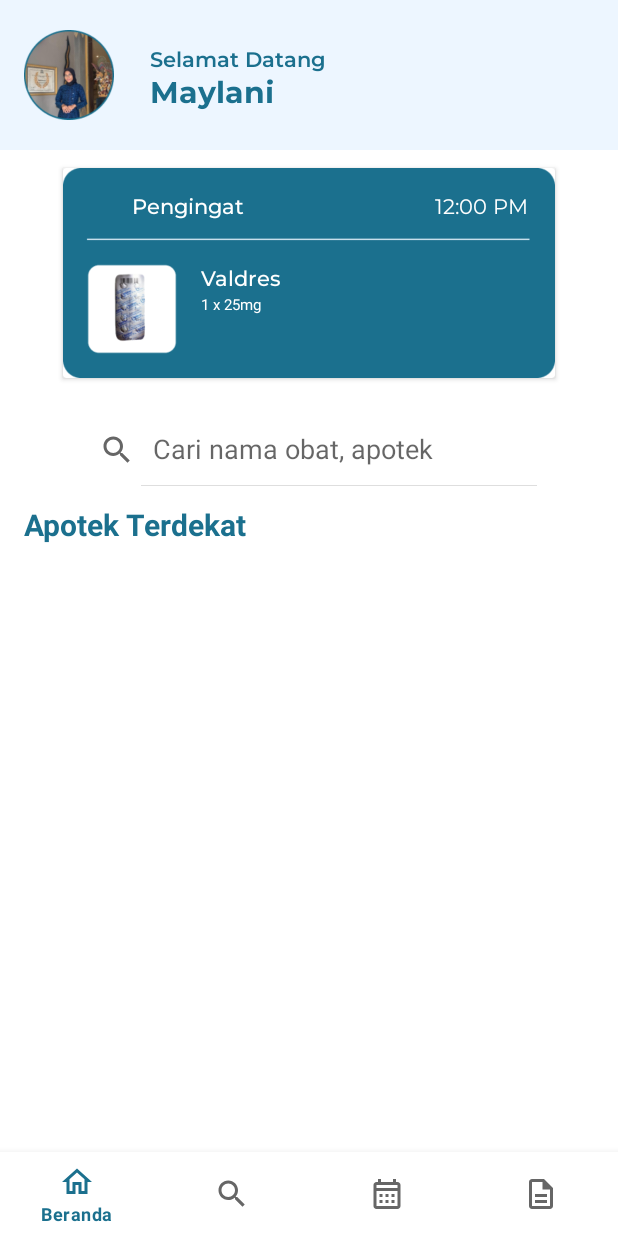
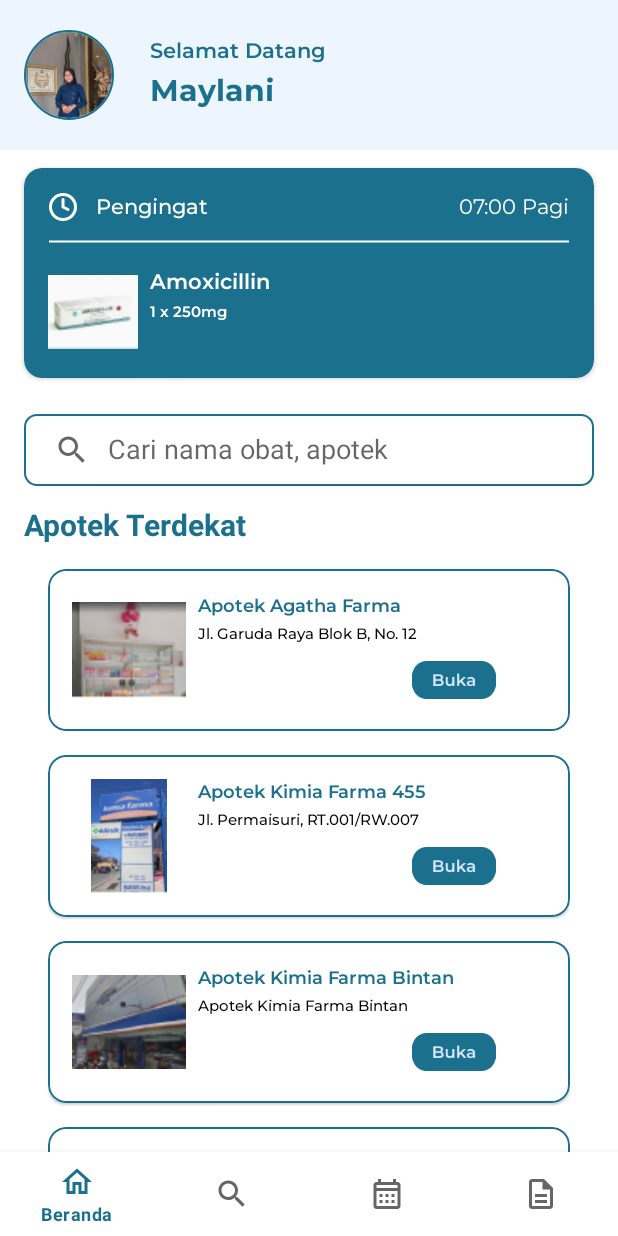
Before and after one commit to flanker0507/aplikasi-meddy, an Android app: the BerandaFragment screen opened directly, with no data from a screen before it, on a phone screen of 412 x 824 dp. Run offline under Robolectric (Android 15) with nearby library versions, the phone set to English and light mode, and no system bars; our stand-ins replace CircleImageView.

Commit message:
beranda layout hampir fix

```diff
--- a/app/build.gradle
+++ b/app/build.gradle
@@ -37,6 +37,7 @@ android {
 
 dependencies {
 
+    implementation 'de.hdodenhof:circleimageview:3.1.0'
     implementation 'androidx.core:core-ktx:1.7.0'
     implementation 'androidx.appcompat:appcompat:1.6.1'
     implementation 'com.google.android.material:material:1.8.0'
@@ -44,4 +45,5 @@ dependencies {
     testImplementation 'junit:junit:4.13.2'
     androidTestImplementation 'androidx.test.ext:junit:1.1.5'
     androidTestImplementation 'androidx.test.espresso:espresso-core:3.5.1'
+
 }
--- a/app/src/main/java/com/example/aplikasimeddy/BerandaFragment.kt
+++ b/app/src/main/java/com/example/aplikasimeddy/BerandaFragment.kt
@@ -65,7 +65,7 @@ class BerandaFragment : Fragment() {
                 }
             }
     }
-    fun OnViewCreated(view: View, savedInstanceState: Bundle?){
+    override fun onViewCreated(view: View, savedInstanceState: Bundle?){
         super.onViewCreated(view, savedInstanceState)
         dataInitialize()
         val layoutManager = LinearLayoutManager(context)
@@ -74,6 +74,7 @@ class BerandaFragment : Fragment() {
         recyclerView.setHasFixedSize(true)
         adapter = ApotekTerdekatAdapter(apotekArrayList)
         recyclerView.adapter = adapter
+
     }
 
     private fun dataInitialize(){
--- /dev/null
+++ b/app/src/main/res/drawable/bg_sv_beranda.xml
@@ -0,0 +1,11 @@
+<?xml version="1.0" encoding="utf-8"?>
+<shape xmlns:android="http://schemas.android.com/apk/res/android"
+    android:shape="rectangle">
+    <solid android:color="@color/white"/>
+    <corners
+        android:radius="8dp"/>
+    <stroke
+        android:color="@color/primary"
+        android:width="1dp"/>
+
+</shape>
--- /dev/null
+++ b/app/src/main/res/drawable/clock.xml
@@ -0,0 +1,24 @@
+<vector xmlns:android="http://schemas.android.com/apk/res/android"
+    android:width="20dp"
+    android:height="20dp"
+    android:viewportWidth="20"
+    android:viewportHeight="20">
+  <group>
+    <clip-path
+        android:pathData="M0,0h20v20h-20z"/>
+    <path
+        android:pathData="M9.999,18.333C14.602,18.333 18.333,14.602 18.333,10C18.333,5.397 14.602,1.666 9.999,1.666C5.397,1.666 1.666,5.397 1.666,10C1.666,14.602 5.397,18.333 9.999,18.333Z"
+        android:strokeLineJoin="round"
+        android:strokeWidth="2"
+        android:fillColor="#00000000"
+        android:strokeColor="#ffffff"
+        android:strokeLineCap="round"/>
+    <path
+        android:pathData="M10,5V10L13.333,11.667"
+        android:strokeLineJoin="round"
+        android:strokeWidth="2"
+        android:fillColor="#00000000"
+        android:strokeColor="#ffffff"
+        android:strokeLineCap="round"/>
+  </group>
+</vector>
--- /dev/null
+++ b/app/src/main/res/drawable/line.xml
@@ -0,0 +1,9 @@
+<?xml version="1.0" encoding="utf-8"?>
+<shape xmlns:android="http://schemas.android.com/apk/res/android"
+    android:shape="line">
+    <stroke
+        android:width="1dp"
+        android:color="@color/white"/>
+    <size
+        android:height="2dp"/>
+</shape>
--- a/app/src/main/res/layout/fragment_beranda.xml
+++ b/app/src/main/res/layout/fragment_beranda.xml
@@ -6,129 +6,173 @@
     android:layout_height="match_parent"
     tools:context=".BerandaFragment">
 
-    <FrameLayout
+    <androidx.constraintlayout.widget.ConstraintLayout
         android:id="@+id/bg_frame_ice_blue"
         android:layout_width="match_parent"
         android:layout_height="100dp"
-        android:background="@drawable/img_bg_ice_blue"
+        android:background="@color/soft_ice_blue"
         app:layout_constraintStart_toStartOf="parent"
         app:layout_constraintTop_toTopOf="parent"
         app:layout_constraintEnd_toEndOf="parent">
 
+        <!--start profile picture-->
+        <de.hdodenhof.circleimageview.CircleImageView
+            xmlns:app="http://schemas.android.com/apk/res-auto"
+            android:id="@+id/circle_iv_foto_profil"
+            android:layout_width="60dp"
+            android:layout_height="60dp"
+            android:src="@drawable/img_profile_picture"
+            android:layout_marginStart="16dp"
+            app:civ_border_color="@color/primary"
+            app:civ_border_width="1dp"
+            app:layout_constraintStart_toStartOf="parent"
+            app:layout_constraintTop_toTopOf="parent"
+            app:layout_constraintBottom_toBottomOf="parent"/>
+        <!--end profile picture-->
+
         <!--start text selamat datang-->
         <TextView
-            android:id="@+id/textView24"
+            android:id="@+id/tv_selamat_datang"
             android:layout_width="wrap_content"
             android:layout_height="wrap_content"
             android:text="@string/selamat_datang"
             android:fontFamily="@font/montserrat_semi_bold"
             android:textSize="14sp"
             android:textColor="@color/primary"
-            android:layout_marginStart="100dp"
-            android:layout_marginTop="30dp"/>
+            android:lineHeight="20dp"
+            android:layout_marginTop="24dp"
+            android:layout_marginStart="24dp"
+            app:layout_constraintStart_toEndOf="@+id/circle_iv_foto_profil"
+            app:layout_constraintTop_toTopOf="parent" />
         <!--end text selamat datang-->
 
         <!--start user name-->
         <TextView
-            android:id="@+id/textView25"
+            android:id="@+id/tv_nama_user"
             android:layout_width="wrap_content"
             android:layout_height="wrap_content"
             android:text="@string/nama"
             android:fontFamily="@font/montserrat_bold"
             android:textSize="20sp"
             android:textColor="@color/primary"
-            android:layout_marginStart="100dp"
-            android:layout_marginTop="48dp"/>
+            android:lineHeight="28dp"
+            android:layout_marginTop="4dp"
+            app:layout_constraintStart_toStartOf="@+id/tv_selamat_datang"
+            app:layout_constraintTop_toBottomOf="@+id/tv_selamat_datang" />
         <!--end user name-->
 
-        <!--start profile picture-->
-        <ImageView
-            android:id="@+id/profile_picture"
-            android:layout_width="60dp"
-            android:layout_height="60dp"
-            android:layout_marginStart="16dp"
-            android:layout_marginTop="20dp"
-            android:src="@drawable/img_profile_picture" />
-        <!--end profile picture-->
-    </FrameLayout>
 
-    <!--start card pengingat-->
+    </androidx.constraintlayout.widget.ConstraintLayout>
+
     <androidx.cardview.widget.CardView
         android:id="@+id/card_pengingat"
-        android:layout_width="wrap_content"
+        android:layout_width="match_parent"
         android:layout_height="140dp"
+        android:layout_marginHorizontal="16dp"
         android:layout_marginTop="12dp"
+        app:cardCornerRadius="12dp"
+        app:cardBackgroundColor="@color/primary"
+        app:layout_constraintEnd_toEndOf="parent"
         app:layout_constraintStart_toStartOf="parent"
-        app:layout_constraintEnd_toEndOf="parent"
         app:layout_constraintTop_toBottomOf="@+id/bg_frame_ice_blue">
 
+        <androidx.constraintlayout.widget.ConstraintLayout
+            android:layout_width="match_parent"
+            android:layout_height="match_parent"
+            android:layout_margin="16dp">
+
+
             <ImageView
-            android:id="@+id/imageView35"
-            android:layout_width="328dp"
+                android:id="@+id/iv_clock"
+                android:layout_width="wrap_content"
                 android:layout_height="wrap_content"
-            android:src="@drawable/img_bg_card_pengingat" />
+                android:src="@drawable/clock"
+                android:contentDescription="@string/cd_icon_clock"
+                app:layout_constraintStart_toStartOf="parent"
+                app:layout_constraintTop_toTopOf="parent"/>
 
             <TextView
-            android:id="@+id/textViewX"
+                android:id="@+id/tv_cv_pengingat"
                 android:layout_width="wrap_content"
                 android:layout_height="wrap_content"
+                android:layout_marginStart="12dp"
+                android:fontFamily="@font/montserrat_medium"
                 android:text="@string/pengingat"
-            android:fontFamily="@font/montserrat_medium"
+                android:textColor="@color/white"
                 android:textSize="14sp"
-            android:textColor="@color/white"
-            android:layout_marginTop="16dp"
-            android:layout_marginStart="46dp"/>
+                app:layout_constraintStart_toEndOf="@+id/iv_clock"
+                app:layout_constraintTop_toTopOf="parent"/>
 
             <TextView
                 android:id="@+id/textView19"
                 android:layout_width="wrap_content"
                 android:layout_height="wrap_content"
+                android:fontFamily="@font/montserrat_regular"
                 android:text="@string/waktu"
-            android:fontFamily="@font/montserrat_regular"
+                android:textColor="@color/white"
                 android:textSize="14sp"
-            android:textColor="@color/white"
-            android:layout_marginEnd="16dp"
+                app:layout_constraintTop_toTopOf="parent"
+                app:layout_constraintEnd_toEndOf="parent"/>
+
+            <ImageView
+                android:id="@+id/iv_line"
+                android:layout_width="match_parent"
+                android:layout_height="wrap_content"
+                android:src="@drawable/line"
+                android:layout_marginTop="12dp"
+                android:contentDescription="@string/cd_line"
+                app:layout_constraintTop_toBottomOf="@+id/iv_clock"
+                app:layout_constraintStart_toStartOf="parent"
+                app:layout_constraintEnd_toEndOf="parent"/>
+
+            <ImageView
+                android:id="@+id/iv_cv_obat"
+                android:layout_width="60dp"
+                android:layout_height="60dp"
+                android:src="@drawable/amoxicillin"
+                android:contentDescription="@string/foto_obat"
                 android:layout_marginTop="16dp"
-            android:layout_marginStart="248dp"/>
+                app:layout_constraintStart_toStartOf="parent"
+                app:layout_constraintTop_toBottomOf="@+id/iv_line"/>
 
             <TextView
-            android:id="@+id/textView20"
+                android:id="@+id/tv_cv_nama_obat_beranda"
                 android:layout_width="wrap_content"
                 android:layout_height="wrap_content"
+                android:fontFamily="@font/montserrat_semi_bold"
                 android:text="@string/nama_obat"
+                android:textColor="@color/white"
                 android:textSize="14sp"
-            android:textColor="@color/white"
-            android:fontFamily="@font/montserrat_medium"
-            android:layout_marginStart="92dp"
-            android:layout_marginTop="64dp"/>
+                android:lineHeight="20dp"
+                android:layout_marginTop="16dp"
+                android:layout_marginStart="8dp"
+                app:layout_constraintStart_toEndOf="@+id/iv_cv_obat"
+                app:layout_constraintTop_toBottomOf="@+id/iv_line"/>
 
             <TextView
-            android:id="@+id/textView21"
+                android:id="@+id/tv_cv_takaran"
                 android:layout_width="wrap_content"
                 android:layout_height="wrap_content"
-            android:text="1 x 25mg"
+                android:layout_marginTop="4dp"
+                android:fontFamily="@font/montserrat_semi_bold"
+                android:text="@string/takaran_obat"
+                android:textColor="@color/white"
                 android:textSize="10sp"
-            android:textColor="@color/white"
-            android:layout_marginStart="92dp"
-            android:layout_marginTop="84dp" />
-
-        <ImageView
-            android:id="@+id/imageView38"
-            android:layout_width="60dp"
-            android:layout_height="60dp"
-            android:layout_marginStart="16dp"
-            android:layout_marginTop="64dp"
-            android:src="@drawable/img_61" />
+                android:lineHeight="14dp"
+                app:layout_constraintStart_toStartOf="@+id/tv_cv_nama_obat_beranda"
+                app:layout_constraintTop_toBottomOf="@+id/tv_cv_nama_obat_beranda"/>
+        </androidx.constraintlayout.widget.ConstraintLayout>
     </androidx.cardview.widget.CardView>
-    <!--end card pengingat-->
 
     <SearchView
         android:id="@+id/search_view_beranda"
-        android:layout_width="wrap_content"
+        android:layout_width="match_parent"
         android:layout_height="wrap_content"
         android:queryHint="Cari nama obat, apotek"
         android:iconifiedByDefault="false"
         android:layout_marginTop="24dp"
+        android:layout_marginHorizontal="16dp"
+        android:background="@drawable/bg_sv_beranda"
         app:layout_constraintStart_toStartOf="parent"
         app:layout_constraintEnd_toEndOf="parent"
         app:layout_constraintTop_toBottomOf="@+id/card_pengingat"/>
@@ -139,7 +183,7 @@
         android:id="@+id/text_apotek_terdekat"
         android:layout_width="wrap_content"
         android:layout_height="wrap_content"
-        android:text="Apotek Terdekat"
+        android:text="@string/tv_apotek_terdekat"
         android:textStyle="bold"
         android:textSize="20sp"
         android:textColor="#1B708E"
@@ -152,12 +196,16 @@
     <!--start view apotek terdekat-->
     <androidx.recyclerview.widget.RecyclerView
             android:id="@+id/rv_card_apotek_terdekat"
-        android:layout_width="wrap_content"
-        android:layout_height="wrap_content"
-        android:layout_marginTop="16dp"
+            android:layout_width="match_parent"
+            android:layout_height="0dp"
+            android:layout_gravity="center"
+            android:layout_marginHorizontal="32dp"
             tools:listitem="@layout/item_list_apotek_terdekat"
+            app:layout_constraintEnd_toEndOf="parent"
+            app:layout_constraintStart_toStartOf="parent"
             app:layout_constraintTop_toBottomOf="@+id/text_apotek_terdekat"
-        app:layout_constraintStart_toStartOf="parent"
-        app:layout_constraintEnd_toEndOf="parent"/>
+            app:layout_constraintBottom_toBottomOf="parent"/>
+
+
 
 </androidx.constraintlayout.widget.ConstraintLayout>
--- a/app/src/main/res/layout/item_list_apotek_terdekat.xml
+++ b/app/src/main/res/layout/item_list_apotek_terdekat.xml
@@ -3,6 +3,7 @@
     android:layout_width="match_parent"
     android:layout_height="wrap_content"
     xmlns:app="http://schemas.android.com/apk/res-auto"
+    android:layout_marginTop="16dp"
     app:strokeColor="@color/primary"
     app:strokeWidth="1dp"
     app:cardCornerRadius="12dp">
@@ -29,7 +30,7 @@
             android:text="Nama Apotek"
             android:textColor="@color/primary"
             android:textSize="12sp"
-            android:layout_marginStart="4dp"
+            android:layout_marginStart="8dp"
             app:layout_constraintStart_toEndOf="@+id/iv_apotek_terdekat"
             app:layout_constraintTop_toTopOf="parent"/>
 
@@ -37,14 +38,13 @@
             android:id="@+id/tv_alamat_apotek"
             android:layout_width="wrap_content"
             android:layout_height="wrap_content"
-            android:layout_marginStart="4dp"
             android:layout_marginTop="4dp"
             android:fontFamily="@font/montserrat_medium"
             android:text="Alamat Apotek"
             android:textColor="@color/black"
             android:textSize="10sp"
             app:layout_constraintTop_toBottomOf="@+id/tv_nama_apotek"
-            app:layout_constraintStart_toEndOf="@+id/iv_apotek_terdekat"/>
+            app:layout_constraintStart_toStartOf="@+id/tv_nama_apotek"/>
 
         <ImageView
             android:id="@+id/iv_btn_buka"
@@ -56,5 +56,4 @@
             app:layout_constraintStart_toEndOf="@+id/iv_apotek_terdekat"
             app:layout_constraintTop_toBottomOf="@+id/tv_alamat_apotek"/>
     </androidx.constraintlayout.widget.ConstraintLayout>
-
 </com.google.android.material.card.MaterialCardView>
--- a/app/src/main/res/values/colors.xml
+++ b/app/src/main/res/values/colors.xml
@@ -13,7 +13,7 @@
     <color name="secondary">#F5F5F5</color>
     <color name="grey">#50979797</color>
     <color name="ice_blue">#D7E9FF</color>
-    <color name="soft_ice_blue">#F6FBFF</color>
+    <color name="soft_ice_blue">#EDF6FF</color>
     <color name="text">#000000</color>
     <color name="white">#FFFFFFFF</color>
 </resources>
--- a/app/src/main/res/values/strings.xml
+++ b/app/src/main/res/values/strings.xml
@@ -25,8 +25,8 @@
     <string name="nama">Maylani</string>
     <string name="apotek_terdekat">Apotek Terdekat</string>
     <string name="pengingat">Pengingat</string>
-    <string name="nama_obat">Valdres</string>
-    <string name="waktu">12:00 PM</string>
+    <string name="nama_obat">Amoxicillin</string>
+    <string name="waktu">07:00 Pagi</string>
 
     <!--    card Apotek Terdekat-->
     <string-array name="nama_apotek">
@@ -147,4 +147,9 @@
         "For example, position the FAB to one side of stream of a cards so the FAB won’t interfere "
         "when a user tries to pick up one of cards.\n\n"
     </string>
+    <string name="takaran_obat">1 x 250mg</string>
+    <string name="cd_icon_clock">Icon Clock</string>
+    <string name="cd_line">Line</string>
+    <string name="foto_obat">Foto Obat</string>
+    <string name="tv_apotek_terdekat">Apotek Terdekat</string>
 </resources>
```
Also changed, not shown: app/src/main/res/drawable-300dpi/amoxicillin.png (added), app/src/main/res/drawable/img_77.png (deleted). Lines whose indentation alone changed are shown as unchanged.
